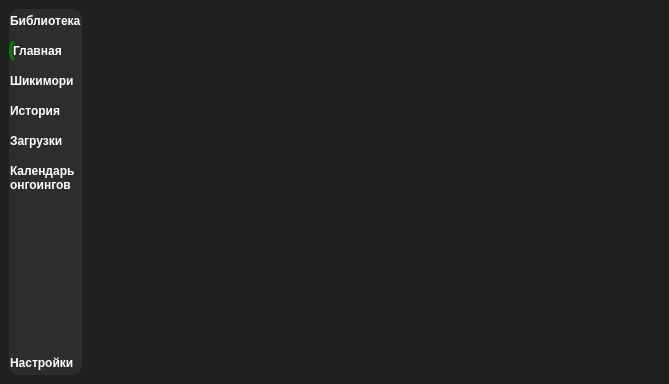
Above: data/ui/mainWindow.ui from brandonzorn/Nlight before the change. Below: the same form after it.
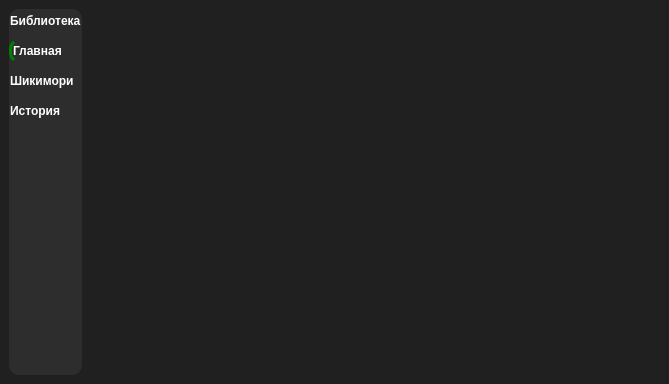
That is the form after the change. Icons and pictures are not drawn.

Commit message: updated main window

What changed in the file:
```diff
--- a/data/ui/mainWindow.ui
+++ b/data/ui/mainWindow.ui
@@ -219,39 +219,6 @@
             </property>
            </widget>
           </item>
-          <item>
-           <widget class="QPushButton" name="btn_downloads">
-            <property name="cursor">
-             <cursorShape>PointingHandCursor</cursorShape>
-            </property>
-            <property name="text">
-             <string>Загрузки</string>
-            </property>
-            <property name="checkable">
-             <bool>true</bool>
-            </property>
-            <property name="autoExclusive">
-             <bool>true</bool>
-            </property>
-           </widget>
-          </item>
-          <item>
-           <widget class="QPushButton" name="btn_ongoings">
-            <property name="cursor">
-             <cursorShape>PointingHandCursor</cursorShape>
-            </property>
-            <property name="text">
-             <string>Календарь 
-онгоингов</string>
-            </property>
-            <property name="checkable">
-             <bool>true</bool>
-            </property>
-            <property name="autoExclusive">
-             <bool>true</bool>
-            </property>
-           </widget>
-          </item>
           <item>
            <spacer name="verticalSpacer">
             <property name="orientation">
@@ -265,22 +232,6 @@
             </property>
            </spacer>
           </item>
-          <item>
-           <widget class="QPushButton" name="btn_settings">
-            <property name="cursor">
-             <cursorShape>PointingHandCursor</cursorShape>
-            </property>
-            <property name="text">
-             <string>Настройки</string>
-            </property>
-            <property name="checkable">
-             <bool>true</bool>
-            </property>
-            <property name="autoExclusive">
-             <bool>true</bool>
-            </property>
-           </widget>
-          </item>
          </layout>
         </widget>
        </item>
```
The commit also changes 4 other files.
